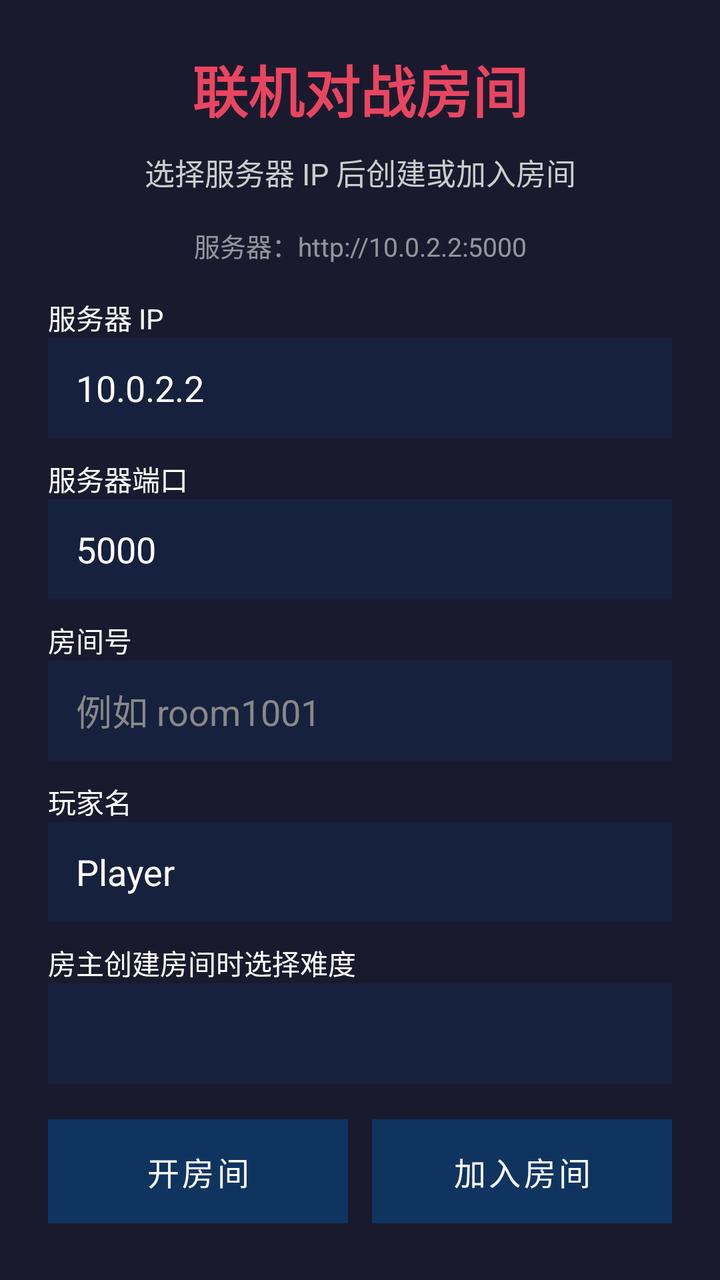
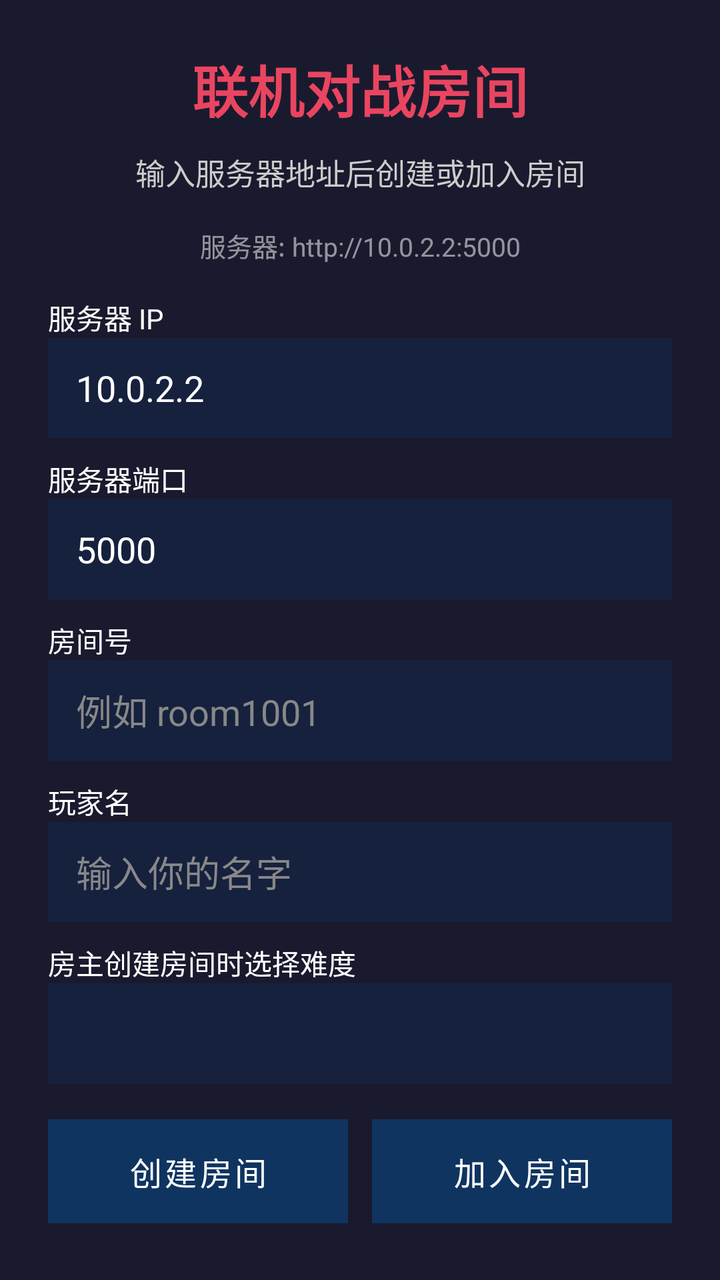

Two renders of the same Android screen: before a commit and after it. Below are the layout's source before the change and the commit's diff.
<!-- AndroidManifest.xml: application theme Theme.AircraftWar -->
<!-- res/layout/activity_battle_room.xml -->
<?xml version="1.0" encoding="utf-8"?>
<ScrollView xmlns:android="http://schemas.android.com/apk/res/android"
    android:layout_width="match_parent"
    android:layout_height="match_parent"
    android:background="#1a1a2e">

    <LinearLayout
        android:layout_width="match_parent"
        android:layout_height="wrap_content"
        android:orientation="vertical"
        android:padding="24dp">

        <TextView
            android:id="@+id/tv_battle_title"
            android:layout_width="match_parent"
            android:layout_height="wrap_content"
            android:gravity="center"
            android:text="联机对战房间"
            android:textColor="#e94560"
            android:textSize="28sp"
            android:textStyle="bold"
            android:layout_marginBottom="10dp" />

        <TextView
            android:id="@+id/tv_battle_status"
            android:layout_width="match_parent"
            android:layout_height="wrap_content"
            android:gravity="center"
            android:text="选择服务器 IP 后创建或加入房间"
            android:textColor="#CCCCCC"
            android:textSize="15sp"
            android:layout_marginBottom="16dp" />

        <TextView
            android:id="@+id/tv_server_address"
            android:layout_width="match_parent"
            android:layout_height="wrap_content"
            android:gravity="center"
            android:text="服务器：http://10.0.2.2:5000"
            android:textColor="#88FFFFFF"
            android:textSize="13sp"
            android:layout_marginBottom="16dp" />

        <LinearLayout
            android:id="@+id/panel_room_setup"
            android:layout_width="match_parent"
            android:layout_height="wrap_content"
            android:orientation="vertical">

            <TextView
                android:layout_width="match_parent"
                android:layout_height="wrap_content"
                android:text="服务器 IP"
                android:textColor="#FFFFFF"
                android:textSize="14sp" />

            <EditText
                android:id="@+id/input_server_host"
                android:layout_width="match_parent"
                android:layout_height="50dp"
                android:layout_marginBottom="10dp"
                android:background="#16213e"
                android:hint="10.0.2.2 或 192.168.x.x"
                android:paddingStart="14dp"
                android:paddingEnd="14dp"
                android:text="10.0.2.2"
                android:textColor="#FFFFFF"
                android:textColorHint="#888888" />

            <TextView
                android:layout_width="match_parent"
                android:layout_height="wrap_content"
                android:text="服务器端口"
                android:textColor="#FFFFFF"
                android:textSize="14sp" />

            <EditText
                android:id="@+id/input_server_port"
                android:layout_width="match_parent"
                android:layout_height="50dp"
                android:layout_marginBottom="10dp"
                android:background="#16213e"
                android:hint="5000"
                android:inputType="number"
                android:paddingStart="14dp"
                android:paddingEnd="14dp"
                android:text="5000"
                android:textColor="#FFFFFF"
                android:textColorHint="#888888" />

            <TextView
                android:layout_width="match_parent"
                android:layout_height="wrap_content"
                android:text="房间号"
                android:textColor="#FFFFFF"
                android:textSize="14sp" />

            <EditText
                android:id="@+id/input_room_id"
                android:layout_width="match_parent"
                android:layout_height="50dp"
                android:layout_marginBottom="10dp"
                android:background="#16213e"
                android:hint="例如 room1001"
                android:paddingStart="14dp"
                android:paddingEnd="14dp"
                android:textColor="#FFFFFF"
                android:textColorHint="#888888" />

            <TextView
                android:layout_width="match_parent"
                android:layout_height="wrap_content"
                android:text="玩家名"
                android:textColor="#FFFFFF"
                android:textSize="14sp" />

            <EditText
                android:id="@+id/input_player_name"
                android:layout_width="match_parent"
                android:layout_height="50dp"
                android:layout_marginBottom="10dp"
                android:background="#16213e"
                android:hint="Player"
                android:paddingStart="14dp"
                android:paddingEnd="14dp"
                android:text="Player"
                android:textColor="#FFFFFF"
                android:textColorHint="#888888" />

            <TextView
                android:layout_width="match_parent"
                android:layout_height="wrap_content"
                android:text="房主创建房间时选择难度"
                android:textColor="#FFFFFF"
                android:textSize="14sp" />

            <Spinner
                android:id="@+id/spinner_battle_difficulty"
                android:layout_width="match_parent"
                android:layout_height="50dp"
                android:layout_marginBottom="18dp"
                android:background="#16213e" />

            <LinearLayout
                android:layout_width="match_parent"
                android:layout_height="wrap_content"
                android:orientation="horizontal">

                <Button
                    android:id="@+id/btn_create_room"
                    android:layout_width="0dp"
                    android:layout_height="52dp"
                    android:layout_weight="1"
                    android:layout_marginEnd="6dp"
                    android:background="#e94560"
                    android:text="开房间"
                    android:textColor="#FFFFFF"
                    android:textSize="16sp" />

                <Button
                    android:id="@+id/btn_join_room"
                    android:layout_width="0dp"
                    android:layout_height="52dp"
                    android:layout_weight="1"
                    android:layout_marginStart="6dp"
                    android:background="#0f3460"
                    android:text="加入房间"
                    android:textColor="#FFFFFF"
                    android:textSize="16sp" />
            </LinearLayout>
        </LinearLayout>

        <LinearLayout
            android:id="@+id/panel_room_status"
            android:layout_width="match_parent"
            android:layout_height="wrap_content"
            android:orientation="vertical"
            android:visibility="gone">

            <TextView
                android:id="@+id/tv_player_one"
                android:layout_width="match_parent"
                android:layout_height="wrap_content"
                android:background="#16213e"
                android:padding="18dp"
                android:text="玩家1：等待加入"
                android:textColor="#FFFFFF"
                android:textSize="17sp"
                android:layout_marginBottom="14dp" />

            <TextView
                android:id="@+id/tv_player_two"
                android:layout_width="match_parent"
                android:layout_height="wrap_content"
                android:background="#16213e"
                android:padding="18dp"
                android:text="玩家2：等待加入"
                android:textColor="#FFFFFF"
                android:textSize="17sp"
                android:layout_marginBottom="20dp" />

            <TextView
                android:id="@+id/tv_winner"
                android:layout_width="match_parent"
                android:layout_height="wrap_content"
                android:gravity="center"
                android:textColor="#FFD700"
                android:textSize="22sp"
                android:textStyle="bold"
                android:visibility="gone"
                android:layout_marginBottom="20dp" />

            <Button
                android:id="@+id/btn_start_room"
                android:layout_width="match_parent"
                android:layout_height="52dp"
                android:layout_marginBottom="12dp"
                android:background="#e94560"
                android:text="开始游戏（房主）"
                android:textColor="#FFFFFF"
                android:textSize="16sp"
                android:visibility="gone" />

            <Button
                android:id="@+id/btn_again_room"
                android:layout_width="match_parent"
                android:layout_height="52dp"
                android:layout_marginBottom="12dp"
                android:background="#0f3460"
                android:text="再来一局"
                android:textColor="#FFFFFF"
                android:textSize="16sp"
                android:visibility="gone" />

            <Button
                android:id="@+id/btn_refresh_room"
                android:layout_width="match_parent"
                android:layout_height="52dp"
                android:layout_marginBottom="12dp"
                android:background="#16213e"
                android:text="刷新房间"
                android:textColor="#FFFFFF"
                android:textSize="16sp" />

            <Button
                android:id="@+id/btn_leave_room"
                android:layout_width="match_parent"
                android:layout_height="52dp"
                android:background="#333333"
                android:text="退出房间"
                android:textColor="#FFFFFF"
                android:textSize="16sp" />
        </LinearLayout>
    </LinearLayout>
</ScrollView>
<!-- resources referenced by this layout -->
<resources>
  <style name="Theme.AircraftWar" parent="Theme.MaterialComponents.DayNight.DarkActionBar">
          <item name="colorPrimary">#0f3460</item>
          <item name="colorPrimaryVariant">#16213e</item>
          <item name="colorOnPrimary">#FFFFFF</item>
          <item name="colorSecondary">#e94560</item>
          <item name="colorSecondaryVariant">#e94560</item>
          <item name="colorOnSecondary">#FFFFFF</item>
          <item name="android:statusBarColor">#1a1a2e</item>
      </style>
</resources>

<!-- the commit's change to res/layout/activity_battle_room.xml (unified diff, before → after) -->
@@ -26,7 +26,7 @@
             android:layout_width="match_parent"
             android:layout_height="wrap_content"
             android:gravity="center"
-            android:text="选择服务器 IP 后创建或加入房间"
+            android:text="输入服务器地址后创建或加入房间"
             android:textColor="#CCCCCC"
             android:textSize="15sp"
             android:layout_marginBottom="16dp" />
@@ -36,7 +36,7 @@
             android:layout_width="match_parent"
             android:layout_height="wrap_content"
             android:gravity="center"
-            android:text="服务器：http://10.0.2.2:5000"
+            android:text="服务器: http://10.0.2.2:5000"
             android:textColor="#88FFFFFF"
             android:textSize="13sp"
             android:layout_marginBottom="16dp" />
@@ -120,10 +120,9 @@
                 android:layout_height="50dp"
                 android:layout_marginBottom="10dp"
                 android:background="#16213e"
-                android:hint="Player"
-                android:paddingStart="14dp"
-                android:paddingEnd="14dp"
-                android:text="Player"
+                android:hint="输入你的名字"
+                android:paddingStart="14dp"
+                android:paddingEnd="14dp"
                 android:textColor="#FFFFFF"
                 android:textColorHint="#888888" />
 
@@ -153,7 +152,7 @@
                     android:layout_weight="1"
                     android:layout_marginEnd="6dp"
                     android:background="#e94560"
-                    android:text="开房间"
+                    android:text="创建房间"
                     android:textColor="#FFFFFF"
                     android:textSize="16sp" />
 
@@ -183,7 +182,7 @@
                 android:layout_height="wrap_content"
                 android:background="#16213e"
                 android:padding="18dp"
-                android:text="玩家1：等待加入"
+                android:text="玩家1: 等待加入..."
                 android:textColor="#FFFFFF"
                 android:textSize="17sp"
                 android:layout_marginBottom="14dp" />
@@ -194,7 +193,7 @@
                 android:layout_height="wrap_content"
                 android:background="#16213e"
                 android:padding="18dp"
-                android:text="玩家2：等待加入"
+                android:text="玩家2: 等待加入..."
                 android:textColor="#FFFFFF"
                 android:textSize="17sp"
                 android:layout_marginBottom="20dp" />
@@ -211,12 +210,12 @@
                 android:layout_marginBottom="20dp" />
 
             <Button
-                android:id="@+id/btn_start_room"
+                android:id="@+id/btn_ready_room"
                 android:layout_width="match_parent"
                 android:layout_height="52dp"
                 android:layout_marginBottom="12dp"
-                android:background="#e94560"
-                android:text="开始游戏（房主）"
+                android:background="#4CAF50"
+                android:text="准备"
                 android:textColor="#FFFFFF"
                 android:textSize="16sp"
                 android:visibility="gone" />
